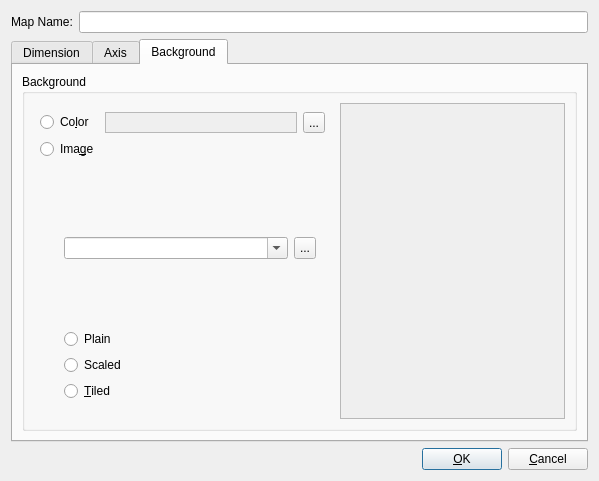
dyle/rpgmapper, file bin/mappropertiesdialog.ui: the form before one commit.
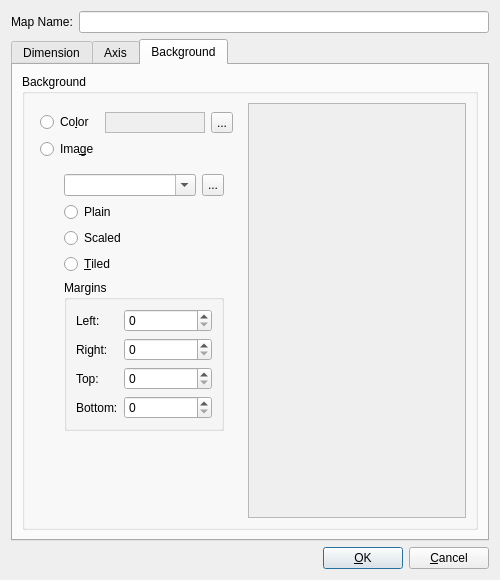
The form after the commit. Icons and pictures are not drawn. Custom widgets are drawn as their Qt base class.

Commit message: adds background image render widget

Patch:
```diff
--- a/bin/mappropertiesdialog.ui
+++ b/bin/mappropertiesdialog.ui
@@ -6,10 +6,16 @@
    <rect>
     <x>0</x>
     <y>0</y>
-    <width>599</width>
-    <height>481</height>
+    <width>500</width>
+    <height>580</height>
    </rect>
   </property>
+  <property name="minimumSize">
+   <size>
+    <width>500</width>
+    <height>580</height>
+   </size>
+  </property>
   <property name="windowTitle">
    <string>Dialog</string>
   </property>
@@ -637,13 +643,19 @@
          <property name="title">
           <string>Background</string>
          </property>
-         <layout class="QHBoxLayout" name="imageAndColorLayout">
+         <layout class="QHBoxLayout" name="imageAndColorLayout" stretch="0,1">
           <item>
            <widget class="QWidget" name="imageAndColorWidget" native="true">
             <property name="minimumSize">
              <size>
+              <width>0</width>
+              <height>0</height>
+             </size>
+            </property>
+            <property name="maximumSize">
+             <size>
               <width>300</width>
-              <height>0</height>
+              <height>16777215</height>
              </size>
             </property>
             <layout class="QGridLayout" name="backgroundColorAndImageLayout" columnstretch="0,1">
@@ -737,6 +749,12 @@
                    </property>
                    <item>
                     <widget class="QComboBox" name="backgroundImageFileComboBox">
+                     <property name="maximumSize">
+                      <size>
+                       <width>16777215</width>
+                       <height>16777215</height>
+                      </size>
+                     </property>
                      <property name="editable">
                       <bool>true</bool>
                      </property>
@@ -782,9 +800,87 @@
                   </property>
                  </widget>
                 </item>
+                <item>
+                 <widget class="QGroupBox" name="backgroundMarginsGroupBox">
+                  <property name="title">
+                   <string>Margins</string>
+                  </property>
+                  <layout class="QGridLayout" name="gridLayout" columnstretch="0,1">
+                   <item row="2" column="1">
+                    <widget class="QSpinBox" name="topMarginSpinBox">
+                     <property name="maximum">
+                      <number>1024</number>
+                     </property>
+                    </widget>
+                   </item>
+                   <item row="0" column="0">
+                    <widget class="QLabel" name="leftMarginLabel">
+                     <property name="text">
+                      <string>Left:</string>
+                     </property>
+                    </widget>
+                   </item>
+                   <item row="0" column="1">
+                    <widget class="QSpinBox" name="leftMarginSpinBox">
+                     <property name="maximum">
+                      <number>1024</number>
+                     </property>
+                    </widget>
+                   </item>
+                   <item row="1" column="1">
+                    <widget class="QSpinBox" name="rightMarginSpinBox">
+                     <property name="maximum">
+                      <number>1024</number>
+                     </property>
+                    </widget>
+                   </item>
+                   <item row="3" column="1">
+                    <widget class="QSpinBox" name="bottomMarginSpinBox">
+                     <property name="maximum">
+                      <number>1024</number>
+                     </property>
+                    </widget>
+                   </item>
+                   <item row="1" column="0">
+                    <widget class="QLabel" name="rightMarginLabel">
+                     <property name="text">
+                      <string>Right:</string>
+                     </property>
+                    </widget>
+                   </item>
+                   <item row="2" column="0">
+                    <widget class="QLabel" name="topMarginLabel">
+                     <property name="text">
+                      <string>Top:</string>
+                     </property>
+                    </widget>
+                   </item>
+                   <item row="3" column="0">
+                    <widget class="QLabel" name="bottomMarginLabel">
+                     <property name="text">
+                      <string>Bottom:</string>
+                     </property>
+                    </widget>
+                   </item>
+                  </layout>
+                 </widget>
+                </item>
                </layout>
               </widget>
              </item>
+             <item row="3" column="0" colspan="2">
+              <spacer name="verticalSpacer">
+               <property name="orientation">
+                <enum>Qt::Vertical</enum>
+               </property>
+               <property name="sizeHint" stdset="0">
+                <size>
+                 <width>20</width>
+                 <height>40</height>
+                </size>
+               </property>
+              </spacer>
+             </item>
             </layout>
            </widget>
           </item>
@@ -801,8 +897,8 @@
               <rect>
                <x>0</x>
                <y>0</y>
-               <width>241</width>
-               <height>301</height>
+               <width>231</width>
+               <height>400</height>
               </rect>
              </property>
             </widget>
```
Left out of the diff: 29 changed lines with no effect on the pictures. The commit also changes 5 other files.
